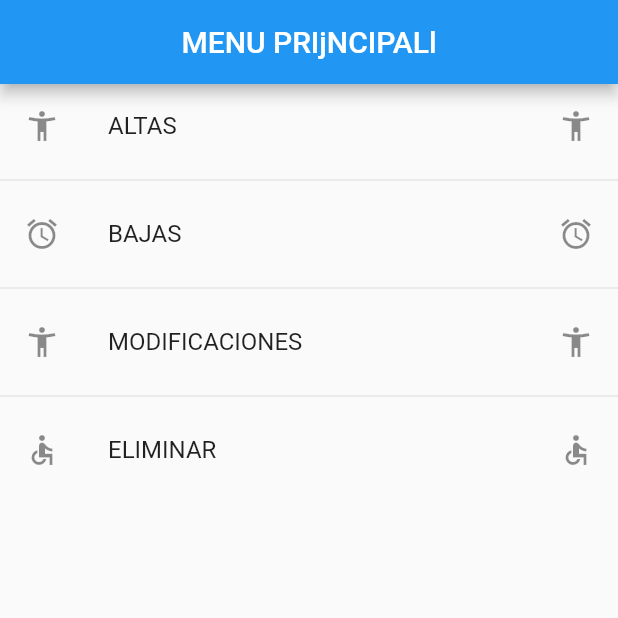
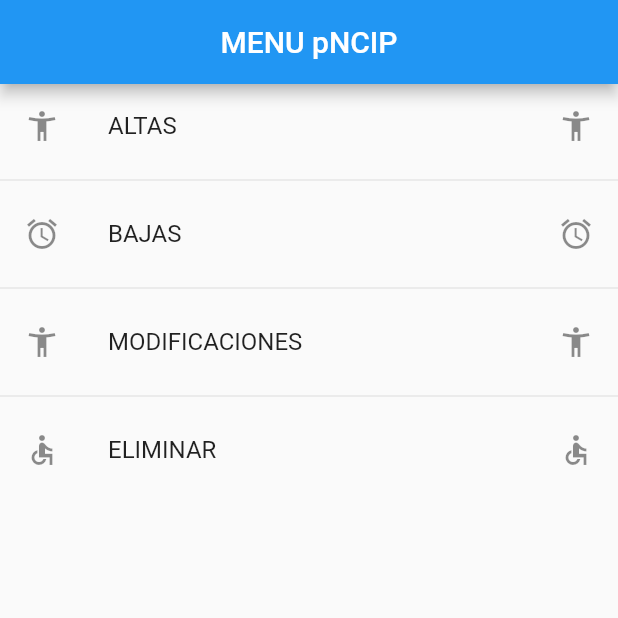
Before and after one commit to CASERO1968/Flutteriniesta, a Flutter app: the screen it shows after launch, on a phone screen of 412 x 824 dp, the top half of it. Run offline on Flutter 3.47's test engine with Material 2 defaults, Android fonts, the phone set to English and light mode, and no system bars.

Commit message:
commit cambiotitulo

```diff
--- a/lib/screens/altas.dart
+++ b/lib/screens/altas.dart
@@ -22,8 +22,8 @@ class Altas extends StatelessWidget {
     return MaterialApp(
         debugShowCheckedModeBanner: false,
         home: Scaffold(
-            appBar: AppBar(
-                centerTitle: true, title: (const Text('MENU PRIjNCIPALl'))),
+            appBar:
+                AppBar(centerTitle: true, title: (const Text('MENU pNCIP'))),
             body: ListView.separated(
                 itemBuilder: (context, index) => ListTile(
                       title: Text(datos[index]),
```
